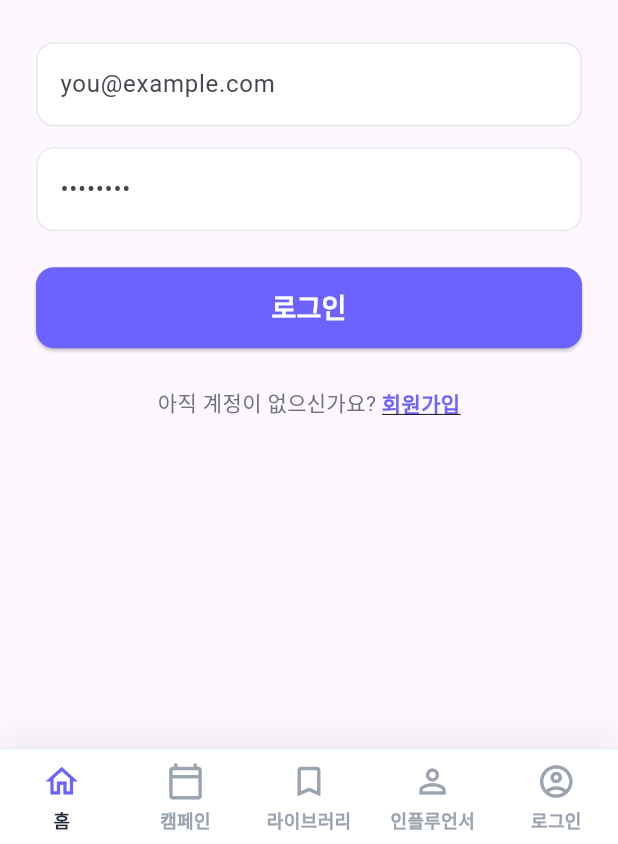
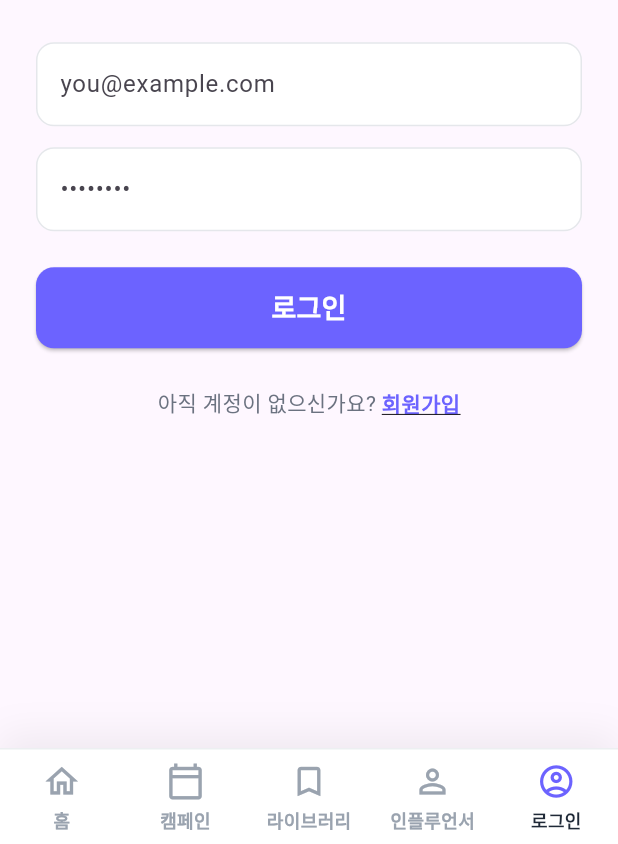
Before and after one commit to livee0322/alpa, a Flutter app: the screen it shows after launch, on a phone screen of 412 x 824 dp, the part 392-1236 px from its top. Run offline on Flutter 3.47's test engine with Material 3 defaults, Android fonts, the phone set to English and light mode, and no system bars; our stand-ins replace file_picker, go_router, shared_preferences; accounts and stored records are empty.

Commit message:
250821 > front-end > flutter > 로그인 상태에 따라 하단 탭 바 메뉴 동적 변경 기능 구현

```diff
--- a/front-end/flutter/livee/lib/presentation/widgets/common_bottom_nav_bar.dart
+++ b/front-end/flutter/livee/lib/presentation/widgets/common_bottom_nav_bar.dart
@@ -1,4 +1,7 @@
 import 'package:flutter/material.dart';
+import 'package:go_router/go_router.dart';
+import 'package:livee/presentation/providers/auth_provider.dart';
+import 'package:provider/provider.dart';
 
 class CommonBottomNavBar extends StatelessWidget {
   const CommonBottomNavBar({super.key});
@@ -23,27 +26,40 @@ class CommonBottomNavBar extends StatelessWidget {
         ],
       ),
       child: SafeArea(
-        child: Row(
-          mainAxisAlignment: MainAxisAlignment.spaceAround,
-          children: [
-            _buildNavItem(Icons.home_outlined, '홈', true),
-            _buildNavItem(Icons.calendar_today_outlined, '캠페인', false),
-            _buildNavItem(Icons.bookmark_border_outlined, '라이브러리', false),
-            _buildNavItem(Icons.person_outline, '인플루언서', false),
-            _buildNavItem(Icons.account_circle_outlined, '로그인', false),
-          ],
+        child: Consumer<AuthProvider>(
+          builder: (context, authProvider, child) {
+            final isLoggedIn = authProvider.isLoggedIn;
+            final lastLabel = isLoggedIn ? '마이' : '로그인';
+            final lastIcon = Icons.account_circle_outlined;
+            final lastPath = isLoggedIn ? '/mypage' : '/login';
+
+            return Row(
+              mainAxisAlignment: MainAxisAlignment.spaceAround,
+              children: [
+                _buildNavItem(context, Icons.home_outlined, '홈', '/'),
+                _buildNavItem(context, Icons.calendar_today_outlined, '캠페인', '/campaigns'),
+                _buildNavItem(context, Icons.bookmark_border_outlined, '라이브러리', '/library'),
+                _buildNavItem(context, Icons.person_outline, '인플루언서', '/influencers'),
+                _buildNavItem(context, lastIcon, lastLabel, lastPath),
+              ],
+            );
+          },
         ),
       ),
     );
   }
 
-  Widget _buildNavItem(IconData icon, String label, bool isActive) {
+  Widget _buildNavItem(BuildContext context, IconData icon, String label, String path) {
+    final GoRouter router = GoRouter.of(context);
+    final isActive = router.routerDelegate.currentConfiguration.uri.toString() == path;
     final activeColor = isActive ? const Color(0xFF6C63FF) : const Color(0xFF9AA3AF);
     final activeTextColor = isActive ? const Color(0xFF1F2937) : const Color(0xFF9AA3AF);
 
     return Expanded(
       child: InkWell(
-        onTap: () {},
+        onTap: () {
+          router.go(path);
+        },
         child: Padding(
           padding: const EdgeInsets.symmetric(vertical: 8.0),
           child: Column(
```
